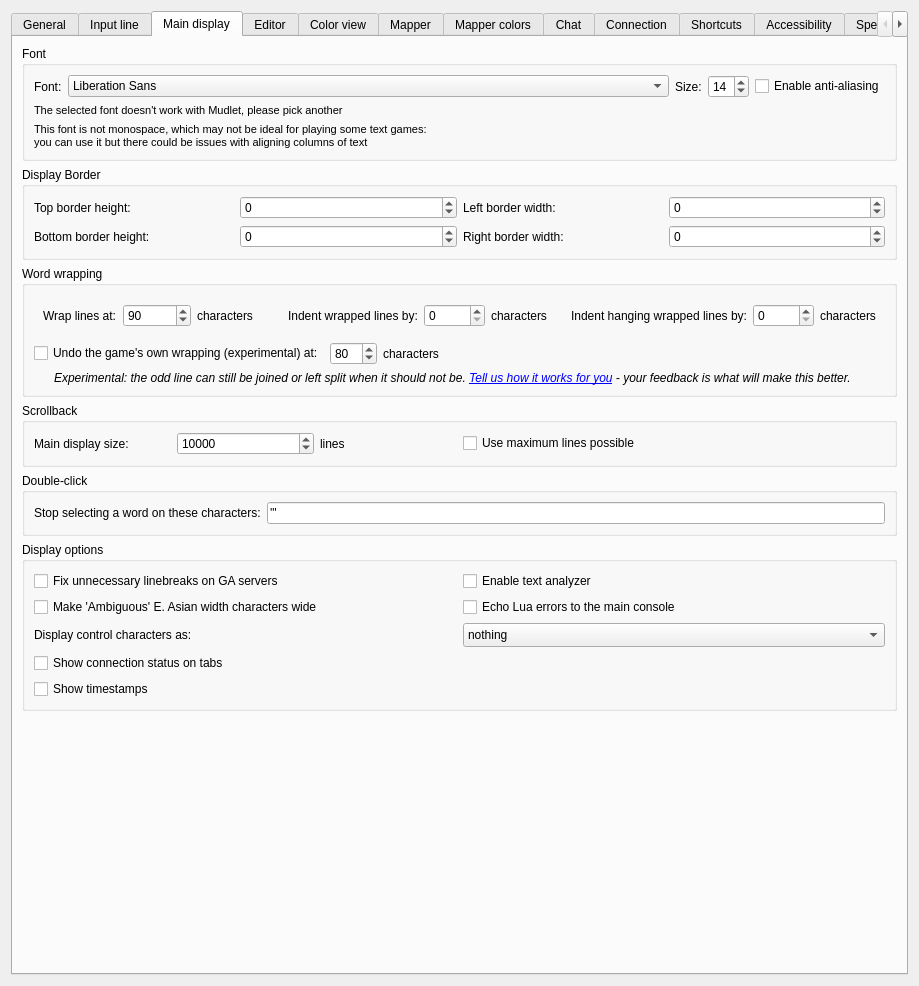
First picture: the form in src/ui/profile_preferences.ui, repository Mudlet/Mudlet, before the edit.
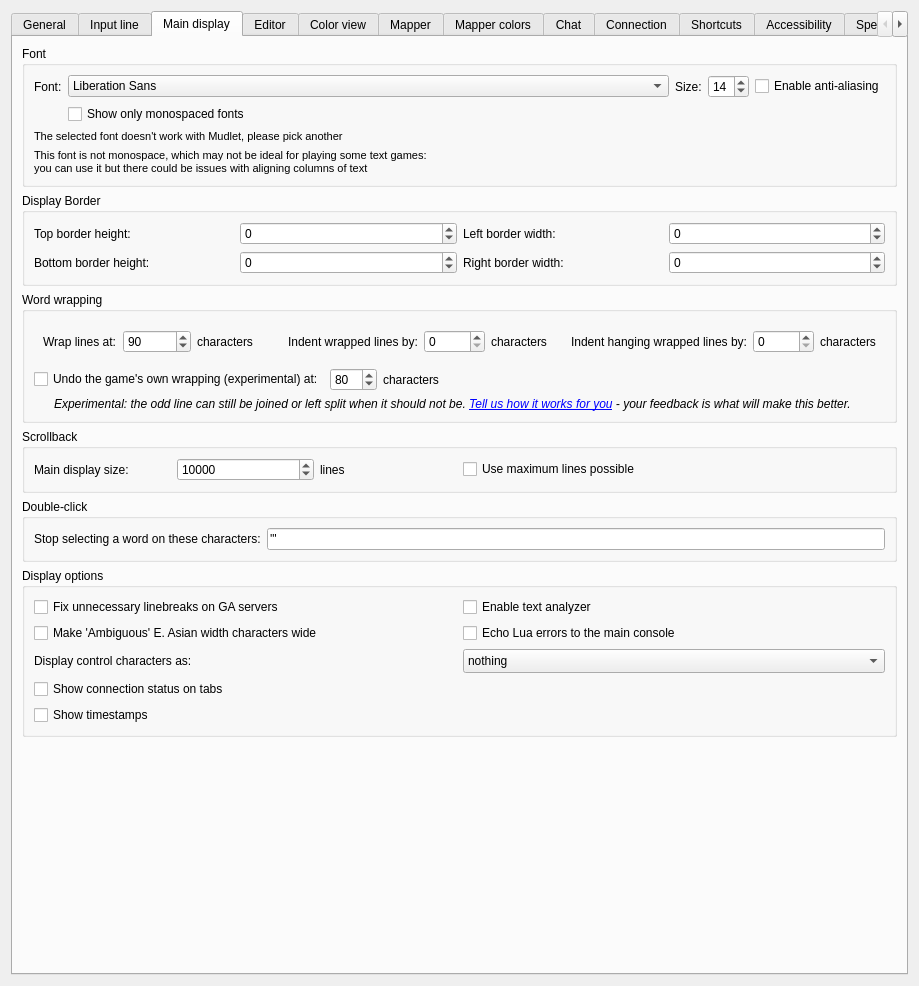
Second picture: the form after the edit. The open tabs and pages were chosen to show the change. Icons and pictures are not drawn. Custom widgets are drawn as their Qt base class.

Commit message: Add: A preferences option to list only monospaced fonts (#12509)

Patch:
```diff
--- a/src/ui/profile_preferences.ui
+++ b/src/ui/profile_preferences.ui
@@ -917,19 +917,32 @@
             </property>
            </widget>
           </item>
-          <item row="1" column="0" colspan="5">
-           <widget class="QLabel" name="label_invalidFontError">
-            <property name="font">
-             <font>
-              <pointsize>8</pointsize>
-             </font>
+          <item row="1" column="1" colspan="4">
+           <widget class="QCheckBox" name="checkBox_monospacedFontsOnly">
+            <property name="toolTip">
+             <string>&lt;p&gt;List only fonts whose characters all have the same width, which keeps columns of text from games lined up. While the font in use is not one of them, every font is listed.&lt;/p&gt;</string>
+            </property>
+            <property name="accessibleDescription">
+             <string>List only fonts whose characters all have the same width, which keeps columns of text from games lined up. While the font in use is not one of them, every font is listed.</string>
             </property>
             <property name="text">
-             <string>The selected font doesn't work with Mudlet, please pick another</string>
+             <string>Show only monospaced fonts</string>
             </property>
            </widget>
           </item>
           <item row="2" column="0" colspan="5">
+           <widget class="QLabel" name="label_invalidFontError">
+            <property name="font">
+             <font>
+              <pointsize>8</pointsize>
+             </font>
+            </property>
+            <property name="text">
+             <string>The selected font doesn't work with Mudlet, please pick another</string>
+            </property>
+           </widget>
+          </item>
+          <item row="3" column="0" colspan="5">
            <widget class="QLabel" name="label_variableWidthFontWarning">
             <property name="font">
              <font>
```
Left out of the diff: 1 changed line with no effect on the pictures. The commit also changes 4 other files.
